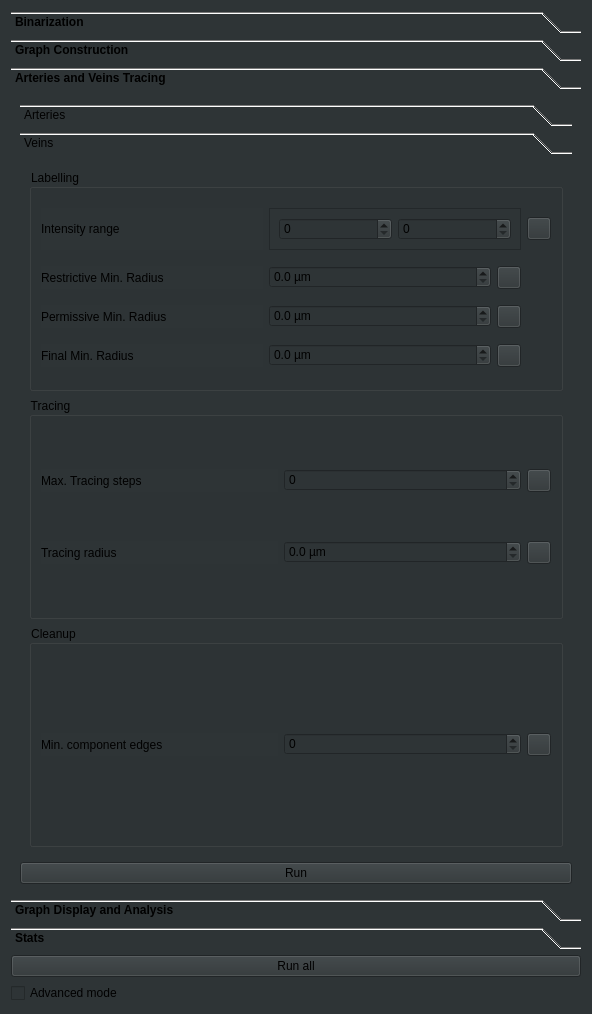
Qt form ClearMap/gui/creator/vasculature_tab.ui (ClearAnatomics/ClearMap) before a commit.
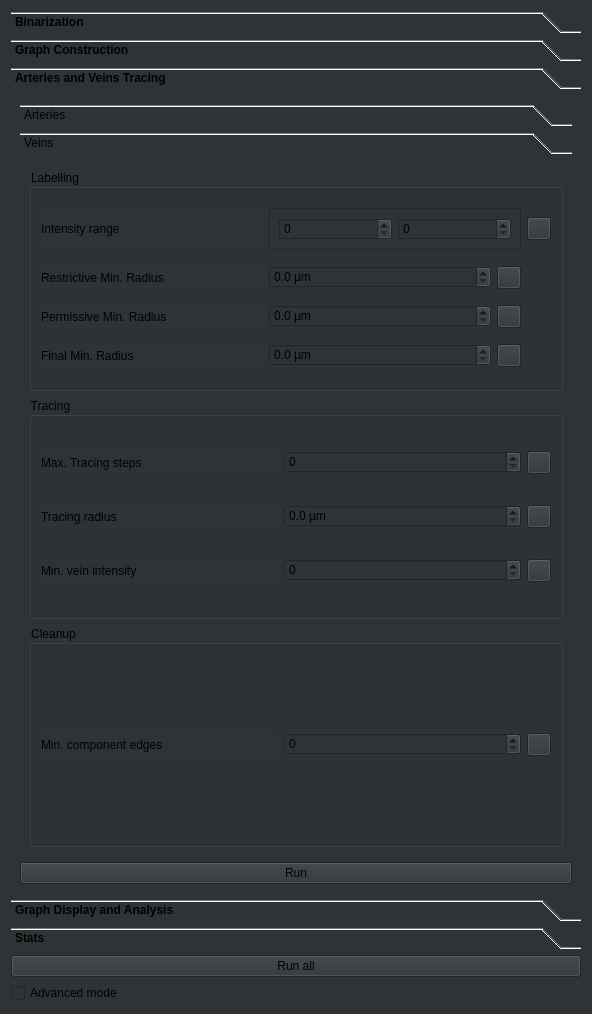
The same form after that commit. Icons and pictures are not drawn.

Commit message: IMPROVEMENT: Adds proper support for dedicated veins channel in tube_map pipeline (orchestrator and GUI)

Diff of the .ui file:
```diff
--- a/ClearMap/gui/creator/vasculature_tab.ui
+++ b/ClearMap/gui/creator/vasculature_tab.ui
@@ -751,6 +751,34 @@
                       </property>
                      </widget>
                     </item>
+                    <item row="2" column="0">
+                     <widget class="QLabel" name="veinIntensityMinLbl">
+                      <property name="toolTip">
+                       <string>Minimum vein marker intensity for tracing</string>
+                      </property>
+                      <property name="whatsThis">
+                       <string>&lt;html&gt;&lt;head/&gt;&lt;body&gt;&lt;p&gt;Minimum signal intensity in the vein channel to continue tracing a vein. &lt;/p&gt;&lt;p&gt;Only used when a dedicated vein channel is available. &lt;/p&gt;&lt;p&gt;Edges with vein marker intensity below this value stop the vein extension.&lt;/p&gt;&lt;/body&gt;&lt;/html&gt;</string>
+                      </property>
+                      <property name="text">
+                       <string>Min. vein intensity</string>
+                      </property>
+                     </widget>
+                    </item>
+                    <item row="2" column="1">
+                     <widget class="QSpinBox" name="veinIntensityMinSpinBox">
+                      <property name="maximum">
+                       <number>65535</number>
+                      </property>
+                     </widget>
+                    </item>
+                    <item row="2" column="2">
+                     <widget class="QToolButton" name="veinIntensityMinInfoToolButton">
+                      <property name="icon">
+                       <iconset resource="icons.qrc">
+                        <normaloff>:/icons/icons/info.svg</normaloff>:/icons/icons/info.svg</iconset>
+                      </property>
+                     </widget>
+                    </item>
                    </layout>
                   </widget>
                  </item>
```
The commit also changes 5 other files.
